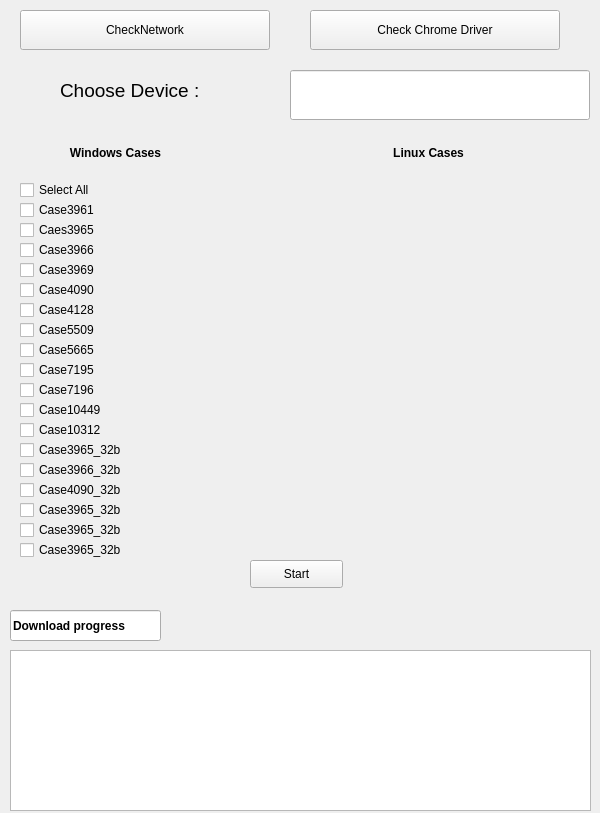
Old version of the form JX FW Download/newGUIui.ui in the repository Angus210801/GN_Project.
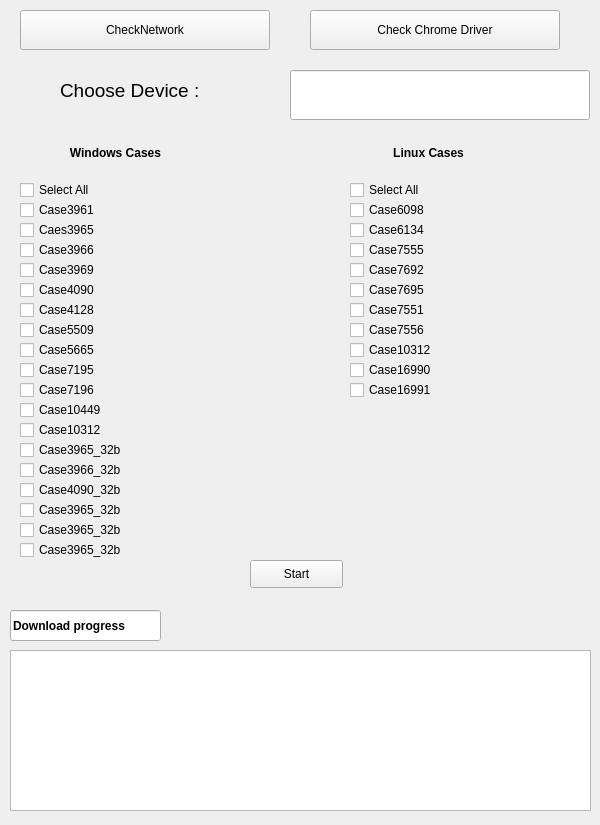
New version of the form.

Commit message: Basic complete.Remain 3 issue: 1.GUI freeze. 2.Test case excute content not print to GUI. 3.Integration Ells code.

The edit to the form file:
```diff
--- a/JX FW Download/newGUIui.ui
+++ b/JX FW Download/newGUIui.ui
@@ -7,7 +7,7 @@
     <x>0</x>
     <y>0</y>
     <width>600</width>
-    <height>813</height>
+    <height>825</height>
    </rect>
   </property>
   <property name="windowTitle">
@@ -422,6 +422,149 @@
     <string>Download progress</string>
    </property>
   </widget>
+  <widget class="QCheckBox" name="case6134">
+   <property name="geometry">
+    <rect>
+     <x>350</x>
+     <y>220</y>
+     <width>271</width>
+     <height>20</height>
+    </rect>
+   </property>
+   <property name="text">
+    <string>Case6134</string>
+   </property>
+  </widget>
+  <widget class="QCheckBox" name="case7555">
+   <property name="geometry">
+    <rect>
+     <x>350</x>
+     <y>240</y>
+     <width>271</width>
+     <height>20</height>
+    </rect>
+   </property>
+   <property name="text">
+    <string>Case7555</string>
+   </property>
+  </widget>
+  <widget class="QCheckBox" name="Linux_selectAll_chkbox">
+   <property name="geometry">
+    <rect>
+     <x>350</x>
+     <y>180</y>
+     <width>271</width>
+     <height>20</height>
+    </rect>
+   </property>
+   <property name="text">
+    <string>Select All</string>
+   </property>
+  </widget>
+  <widget class="QCheckBox" name="case7692">
+   <property name="geometry">
+    <rect>
+     <x>350</x>
+     <y>260</y>
+     <width>271</width>
+     <height>20</height>
+    </rect>
+   </property>
+   <property name="text">
+    <string>Case7692</string>
+   </property>
+  </widget>
+  <widget class="QCheckBox" name="case7695">
+   <property name="geometry">
+    <rect>
+     <x>350</x>
+     <y>280</y>
+     <width>271</width>
+     <height>20</height>
+    </rect>
+   </property>
+   <property name="text">
+    <string>Case7695</string>
+   </property>
+  </widget>
+  <widget class="QCheckBox" name="case7551">
+   <property name="geometry">
+    <rect>
+     <x>350</x>
+     <y>300</y>
+     <width>271</width>
+     <height>20</height>
+    </rect>
+   </property>
+   <property name="text">
+    <string>Case7551</string>
+   </property>
+  </widget>
+  <widget class="QCheckBox" name="case7556">
+   <property name="geometry">
+    <rect>
+     <x>350</x>
+     <y>320</y>
+     <width>271</width>
+     <height>20</height>
+    </rect>
+   </property>
+   <property name="text">
+    <string>Case7556</string>
+   </property>
+  </widget>
+  <widget class="QCheckBox" name="case10312">
+   <property name="geometry">
+    <rect>
+     <x>350</x>
+     <y>340</y>
+     <width>271</width>
+     <height>20</height>
+    </rect>
+   </property>
+   <property name="text">
+    <string>Case10312</string>
+   </property>
+  </widget>
+  <widget class="QCheckBox" name="case16990">
+   <property name="geometry">
+    <rect>
+     <x>350</x>
+     <y>360</y>
+     <width>271</width>
+     <height>20</height>
+    </rect>
+   </property>
+   <property name="text">
+    <string>Case16990</string>
+   </property>
+  </widget>
+  <widget class="QCheckBox" name="case16991">
+   <property name="geometry">
+    <rect>
+     <x>350</x>
+     <y>380</y>
+     <width>271</width>
+     <height>20</height>
+    </rect>
+   </property>
+   <property name="text">
+    <string>Case16991</string>
+   </property>
+  </widget>
+  <widget class="QCheckBox" name="case6098">
+   <property name="geometry">
+    <rect>
+     <x>350</x>
+     <y>200</y>
+     <width>271</width>
+     <height>20</height>
+    </rect>
+   </property>
+   <property name="text">
+    <string>Case6098</string>
+   </property>
+  </widget>
   <action name="actionCheckall">
    <property name="text">
     <string>Checkall</string>
```
Left out of the diff: 7 changed lines with no effect on the pictures. The commit also changes 4 other files.
